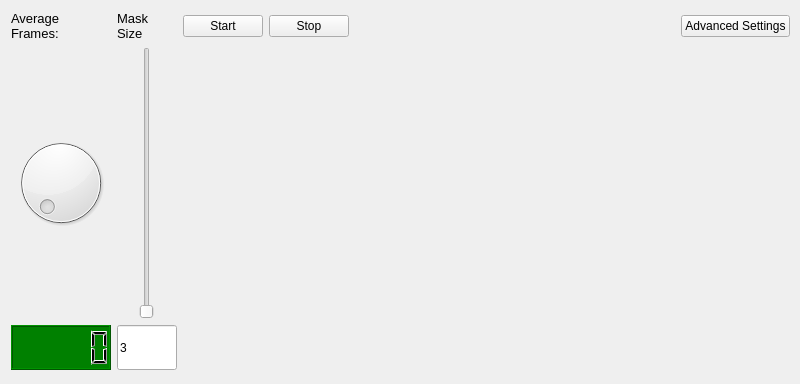
Old version of the form mainwindow.ui in the repository mtekman/motiondetect.
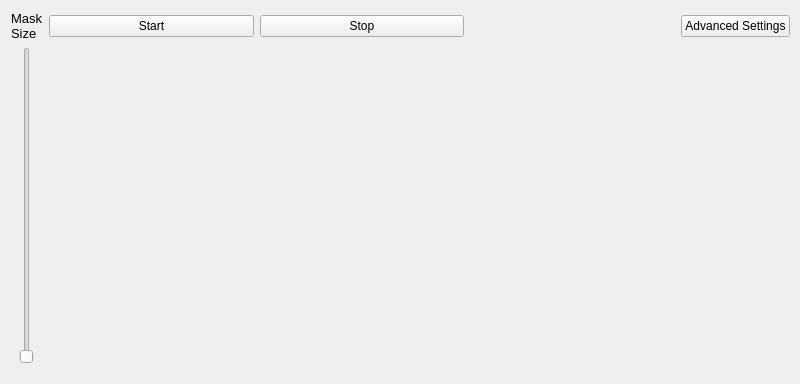
New version of the form.

Patch:
```diff
--- a/mainwindow.ui
+++ b/mainwindow.ui
@@ -24,59 +24,7 @@
      </rect>
     </property>
     <layout class="QGridLayout" name="gridLayout">
-     <item row="1" column="0" rowspan="6">
-      <widget class="QDial" name="dial">
-       <property name="sizePolicy">
-        <sizepolicy hsizetype="Preferred" vsizetype="Preferred">
-         <horstretch>0</horstretch>
-         <verstretch>0</verstretch>
-        </sizepolicy>
-       </property>
-      </widget>
-     </item>
-     <item row="7" column="0">
-      <widget class="QLCDNumber" name="frameAv">
-       <property name="enabled">
-        <bool>true</bool>
-       </property>
-       <property name="sizePolicy">
-        <sizepolicy hsizetype="Minimum" vsizetype="Maximum">
-         <horstretch>0</horstretch>
-         <verstretch>0</verstretch>
-        </sizepolicy>
-       </property>
-       <property name="maximumSize">
-        <size>
-         <width>16777215</width>
-         <height>60</height>
-        </size>
-       </property>
-       <property name="font">
-        <font>
-         <pointsize>15</pointsize>
-         <weight>75</weight>
-         <bold>true</bold>
-        </font>
-       </property>
-       <property name="styleSheet">
-        <string notr="true">background:green;</string>
-       </property>
-      </widget>
-     </item>
      <item row="0" column="0">
-      <widget class="QLabel" name="label">
-       <property name="font">
-        <font>
-         <pointsize>10</pointsize>
-        </font>
-       </property>
-       <property name="text">
-        <string>Average
-Frames:</string>
-       </property>
-      </widget>
-     </item>
-     <item row="0" column="1">
       <widget class="QLabel" name="label_3">
        <property name="maximumSize">
         <size>
@@ -95,7 +43,7 @@
        </property>
       </widget>
      </item>
-     <item row="1" column="2" rowspan="7" colspan="4">
+     <item row="1" column="1" rowspan="3" colspan="4">
       <widget class="QLabel" name="imageLab">
        <property name="sizePolicy">
         <sizepolicy hsizetype="Expanding" vsizetype="Expanding">
@@ -111,7 +59,7 @@
        </property>
       </widget>
      </item>
-     <item row="1" column="1" rowspan="6">
+     <item row="1" column="0" rowspan="2">
       <widget class="QSlider" name="mask_slide">
        <property name="sizePolicy">
         <sizepolicy hsizetype="Fixed" vsizetype="Expanding">
@@ -130,18 +78,21 @@
        </property>
       </widget>
      </item>
-     <item row="7" column="1">
+     <item row="3" column="0">
       <widget class="QLineEdit" name="maskEdit">
+       <property name="enabled">
+        <bool>true</bool>
+       </property>
        <property name="sizePolicy">
-        <sizepolicy hsizetype="Maximum" vsizetype="Minimum">
-         <horstretch>10</horstretch>
+        <sizepolicy hsizetype="Maximum" vsizetype="Maximum">
+         <horstretch>0</horstretch>
          <verstretch>0</verstretch>
         </sizepolicy>
        </property>
        <property name="maximumSize">
         <size>
-         <width>60</width>
-         <height>16777215</height>
+         <width>0</width>
+         <height>0</height>
         </size>
        </property>
        <property name="text">
@@ -149,14 +100,20 @@
        </property>
       </widget>
      </item>
-     <item row="0" column="2">
+     <item row="0" column="1">
       <widget class="QPushButton" name="pushButton">
+       <property name="sizePolicy">
+        <sizepolicy hsizetype="MinimumExpanding" vsizetype="Fixed">
+         <horstretch>0</horstretch>
+         <verstretch>0</verstretch>
+        </sizepolicy>
+       </property>
        <property name="text">
         <string>Start</string>
        </property>
       </widget>
      </item>
-     <item row="0" column="4">
+     <item row="0" column="3">
       <spacer name="horizontalSpacer_2">
        <property name="orientation">
         <enum>Qt::Horizontal</enum>
@@ -169,14 +126,20 @@
        </property>
       </spacer>
      </item>
-     <item row="0" column="3">
+     <item row="0" column="2">
       <widget class="QPushButton" name="pushButton_stop">
+       <property name="sizePolicy">
+        <sizepolicy hsizetype="MinimumExpanding" vsizetype="Fixed">
+         <horstretch>0</horstretch>
+         <verstretch>0</verstretch>
+        </sizepolicy>
+       </property>
        <property name="text">
         <string>Stop</string>
        </property>
       </widget>
      </item>
-     <item row="0" column="5">
+     <item row="0" column="4">
       <widget class="QPushButton" name="pushButton_settings">
        <property name="text">
         <string>Advanced Settings</string>
```
